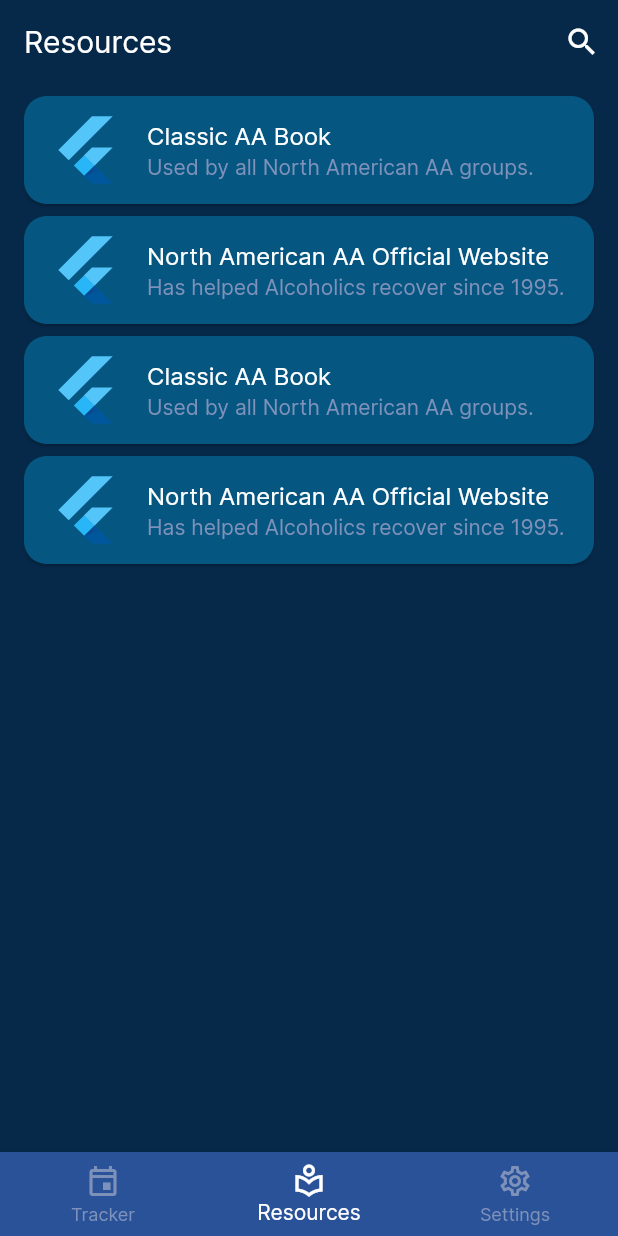
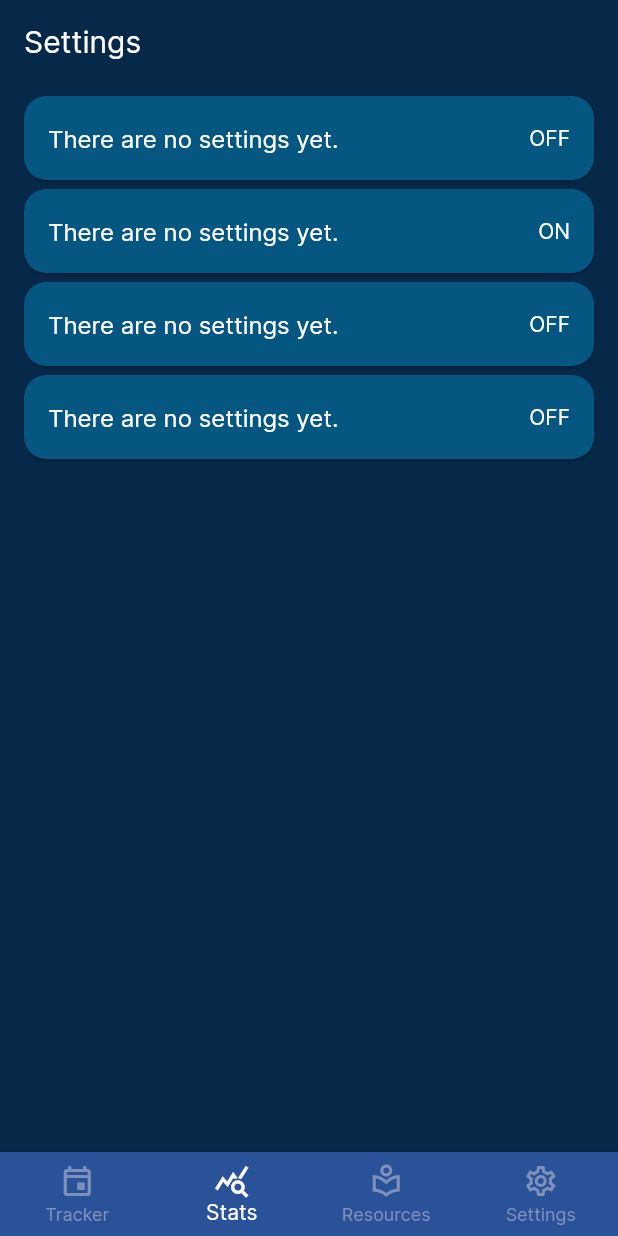
Before and after one commit to matt0681/Addiction-Recovery-App, a Flutter app: the screen it shows after launch, item 2 of the bottom bar chosen, on a phone screen of 412 x 824 dp. Run offline on Flutter 3.47's test engine with Material 2 defaults, Android fonts, the phone set to English and light mode, and no system bars; our stand-ins replace flutter_native_splash, table_calendar.

Commit message:
Add a stats page to the bottom navigation bar.

```diff
--- a/lib/main.dart
+++ b/lib/main.dart
@@ -4,6 +4,7 @@ import 'package:flutter_native_splash/flutter_native_splash.dart';
 import 'package:noe_more/screens/resources_page.dart';
 import 'package:noe_more/screens/settings_page.dart';
 import 'package:noe_more/screens/tracker_page.dart';
+import 'package:noe_more/screens/stats_page.dart';
 
 
 /// This runs the MyApp Widget. It will load the entire app before letting the
@@ -53,6 +54,7 @@ class _HomePageState extends State<HomePage> {
   // A list of the different available pages.
   final List<Widget> _widgetOptions = <Widget>[
     TrackerPage(),
+    StatsPage(),
     ResourcesPage(),
     SettingsPage()
   ];
@@ -72,10 +74,15 @@ class _HomePageState extends State<HomePage> {
       body: _widgetOptions.elementAt(_selectedIndex),
 
       bottomNavigationBar: BottomNavigationBar(
+        type: BottomNavigationBarType.fixed,
         items: const <BottomNavigationBarItem>[
           BottomNavigationBarItem(
             icon: Icon(Icons.event_outlined),
             label: 'Tracker',
+          ),
+          BottomNavigationBarItem(
+            icon: Icon(Icons.query_stats_outlined),
+            label: 'Stats',
           ),
           BottomNavigationBarItem(
             icon: Icon(Icons.local_library_outlined),
--- a/lib/screens/about_page.dart
+++ /dev/null
@@ -1,15 +0,0 @@
-import 'package:flutter/material.dart';
-
-///-----!!!!------This page is currently not in use-----!!!!------\\\
-/// This page is used to provide the user some information about the app's
-/// creators, some contact information, and
-class AboutPage extends StatelessWidget {
-  const AboutPage({super.key});
-
-  @override
-  Widget build(BuildContext context) {
-    return Scaffold(
-      body: Text("Hello There! ABOUT PAGE"),
-    );
-  }
-}
--- /dev/null
+++ b/lib/screens/stats_page.dart
@@ -0,0 +1,102 @@
+import 'package:flutter/material.dart';
+
+/// This page serves as a sobriety statistics dashboard for the user.
+class StatsPage extends StatelessWidget {
+  const StatsPage({super.key});
+
+  // This is the graphics/scaffold section.
+  @override
+  Widget build(BuildContext context) {
+    return Scaffold(
+      appBar: AppBar(
+        title: const Text(
+            'Settings',
+            style: TextStyle(color: Colors.white),
+        ),
+
+        backgroundColor: Color(0xFF06294A),
+        elevation: 0.0,
+      ),
+
+      backgroundColor: Color(0xFF06294A),
+
+      body: ListView(
+        children: const <Widget>[
+
+          Card(
+            color: Color(0xFF055680),
+            shape: RoundedRectangleBorder(borderRadius: BorderRadius.all(Radius.circular(15.0))),
+            margin: EdgeInsets.fromLTRB(16.0, 8.0, 16.0, 0.0),
+
+            child: ListTile(
+              title: Text(
+                'There are no settings yet.',
+                style: TextStyle(color: Colors.white)
+              ),
+              dense: false,
+              trailing: Text(
+                'OFF',
+                style: TextStyle(color: Colors.white, fontSize: 14.0),
+              ),
+            ),
+          ),
+
+          Card(
+            color: Color(0xFF055680),
+            shape: RoundedRectangleBorder(borderRadius: BorderRadius.all(Radius.circular(15.0))),
+            margin: EdgeInsets.fromLTRB(16.0, 6.0, 16.0, 0.0),
+
+            child: ListTile(
+              title: Text(
+                  'There are no settings yet.',
+                  style: TextStyle(color: Colors.white)
+              ),
+              dense: false,
+              trailing: Text(
+                'ON',
+                style: TextStyle(color: Colors.white, fontSize: 14.0),
+              ),
+            ),
+          ),
+
+          Card(
+            color: Color(0xFF055680),
+            shape: RoundedRectangleBorder(borderRadius: BorderRadius.all(Radius.circular(15.0))),
+            margin: EdgeInsets.fromLTRB(16.0, 6.0, 16.0, 0.0),
+
+            child: ListTile(
+              title: Text(
+                  'There are no settings yet.',
+                  style: TextStyle(color: Colors.white)
+              ),
+              dense: false,
+              trailing: Text(
+                'OFF',
+                style: TextStyle(color: Colors.white, fontSize: 14.0),
+              ),
+            ),
+          ),
+
+          Card(
+            color: Color(0xFF055680),
+            shape: RoundedRectangleBorder(borderRadius: BorderRadius.all(Radius.circular(15.0))),
+            margin: EdgeInsets.fromLTRB(16.0, 6.0, 16.0, 0.0),
+
+            child: ListTile(
+              title: Text(
+                  'There are no settings yet.',
+                  style: TextStyle(color: Colors.white)
+              ),
+              dense: false,
+              trailing: Text(
+                'OFF',
+                style: TextStyle(color: Colors.white, fontSize: 14.0),
+              ),
+            ),
+          ),
+
+        ],
+      )
+    );
+  }
+}
```
